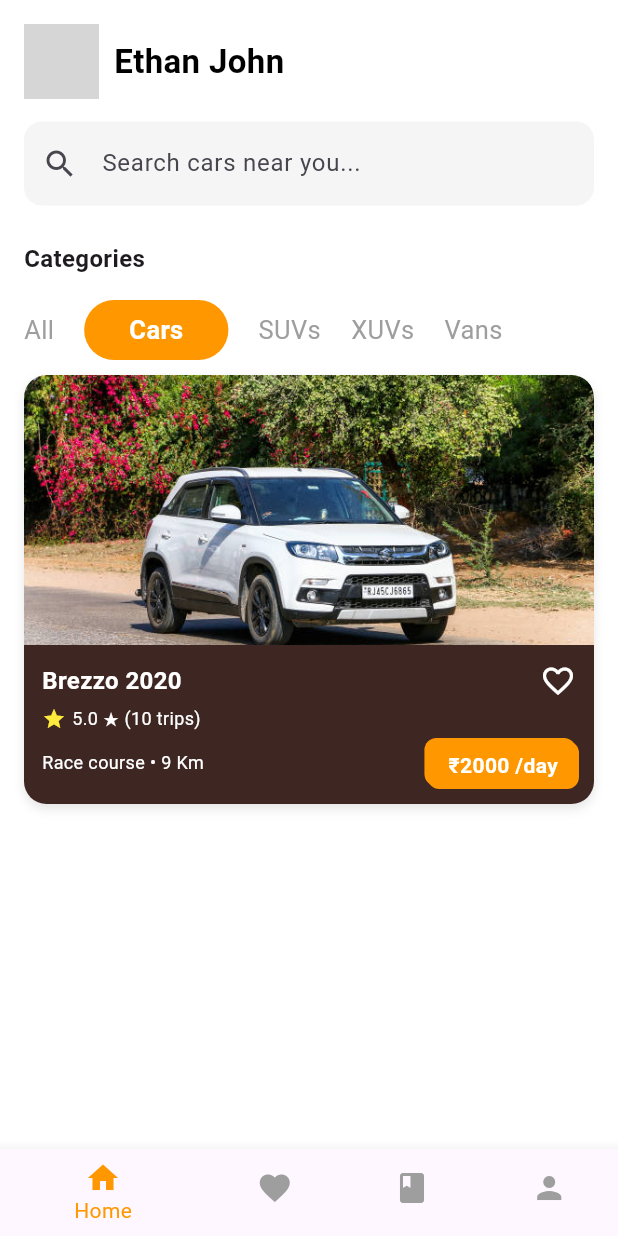
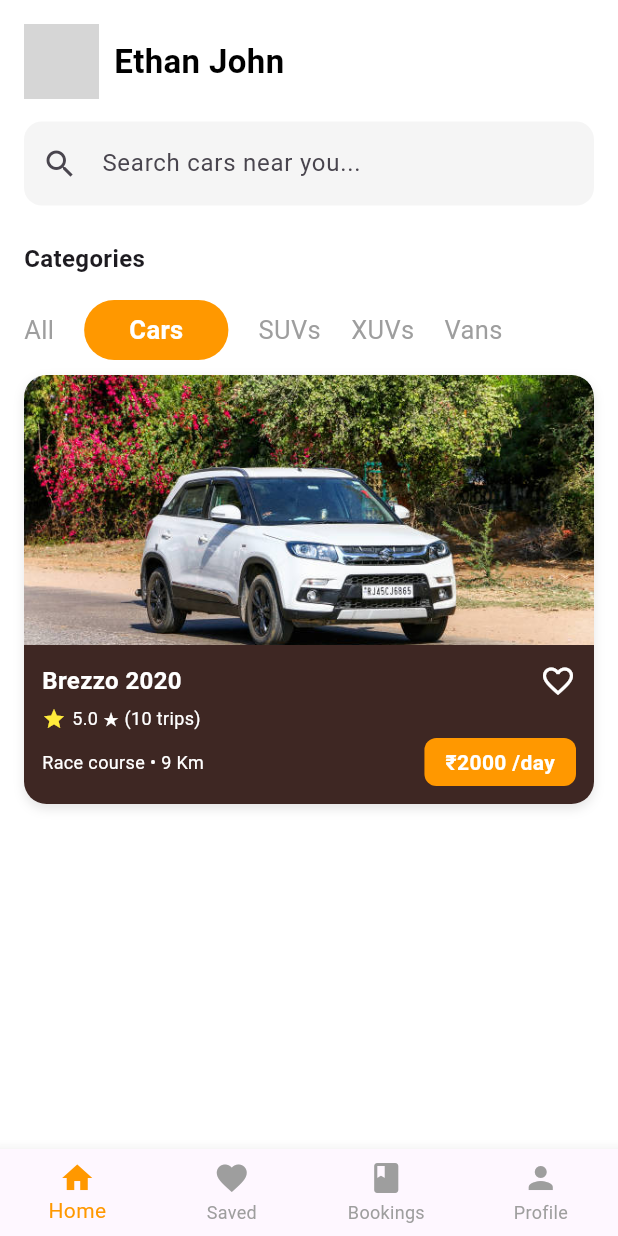
Before and after one commit to Deep-Kacha/Car_Rent_App, a Flutter app: the screen it shows after launch, after a tap on "Cars", on a phone screen of 412 x 824 dp. Run offline on Flutter 3.47's test engine with Material 3 defaults, Android fonts, the phone set to English and light mode, and no system bars; network calls fail; grey boxes are pictures that could not be loaded.

Commit message:
create bottom navigaton bar in home page

```diff
--- a/car_rental_project/lib/Home Page/home_page.dart
+++ b/car_rental_project/lib/Home Page/home_page.dart
@@ -6,6 +6,8 @@ class HomePage extends StatefulWidget {
 }
 
 class _HomePageState extends State<HomePage> {
+  int selectedIndex = 0; // 👈 add this
+
   final List<String> categories = ["All", "Cars", "SUVs", "XUVs", "Vans"];
 
   final List<Map<String, String>> cars = [
@@ -31,17 +33,25 @@ class _HomePageState extends State<HomePage> {
 
   String selectedCategory = "All";
 
+  final List<Widget> pages = [
+    Center(child: Text("❤️ Saved Cars")),
+    Center(child: Text("📖 My Bookings")),
+    Center(child: Text("👤 Profile")),
+  ];
+
   @override
   Widget build(BuildContext context) {
-    // Filter cars based on selected category
     List<Map<String, String>> filteredCars = selectedCategory == "All"
         ? cars
         : cars.where((car) => car["category"] == selectedCategory).toList();
 
     return Scaffold(
       backgroundColor: Colors.white,
+
+      // ✅ Show correct page based on selectedIndex
       body: SafeArea(
-        child: Column(
+        child: selectedIndex == 0
+            ? Column(
                 crossAxisAlignment: CrossAxisAlignment.start,
                 children: [
                   // Profile and Search
@@ -91,7 +101,10 @@ class _HomePageState extends State<HomePage> {
                     padding: const EdgeInsets.all(16),
                     child: Text(
                       "Categories",
-                style: TextStyle(fontSize: 16, fontWeight: FontWeight.bold),
+                      style: TextStyle(
+                        fontSize: 16,
+                        fontWeight: FontWeight.bold,
+                      ),
                     ),
                   ),
                   SizedBox(
@@ -113,7 +126,10 @@ class _HomePageState extends State<HomePage> {
                           child: Container(
                             margin: EdgeInsets.only(right: 20),
                             padding: isSelected
-                          ? EdgeInsets.symmetric(horizontal: 30, vertical: 8)
+                                ? EdgeInsets.symmetric(
+                                    horizontal: 30,
+                                    vertical: 8,
+                                  )
                                 : EdgeInsets.zero,
                             decoration: isSelected
                                 ? BoxDecoration(
@@ -129,9 +145,7 @@ class _HomePageState extends State<HomePage> {
                                 fontWeight: isSelected
                                     ? FontWeight.bold
                                     : FontWeight.normal,
-                          color: isSelected
-                              ? Colors.white
-                              : Colors.grey, // ✅ white text for selected
+                                color: isSelected ? Colors.white : Colors.grey,
                               ),
                             ),
                           ),
@@ -155,7 +169,6 @@ class _HomePageState extends State<HomePage> {
                             padding: EdgeInsets.symmetric(horizontal: 16),
                             itemCount: filteredCars.length,
                             itemBuilder: (context, index) {
-                        // Inside ListView.builder itemBuilder:
                               return Container(
                                 margin: EdgeInsets.only(bottom: 16),
                                 decoration: BoxDecoration(
@@ -169,12 +182,9 @@ class _HomePageState extends State<HomePage> {
                                     ),
                                   ],
                                 ),
-                          child: Stack(
-                            children: [
-                              Column(
+                                child: Column(
                                   crossAxisAlignment: CrossAxisAlignment.start,
                                   children: [
-                                  // Car Image
                                     ClipRRect(
                                       borderRadius: BorderRadius.only(
                                         topLeft: Radius.circular(15),
@@ -187,12 +197,10 @@ class _HomePageState extends State<HomePage> {
                                         fit: BoxFit.cover,
                                       ),
                                     ),
-
-
                                     Container(
                                       width: double.infinity,
                                       decoration: BoxDecoration(
-                                      color: Color(0xFF3E2723), // dark brown
+                                        color: Color(0xFF3E2723),
                                         borderRadius: BorderRadius.only(
                                           bottomLeft: Radius.circular(15),
                                           bottomRight: Radius.circular(15),
@@ -203,7 +211,6 @@ class _HomePageState extends State<HomePage> {
                                         crossAxisAlignment:
                                             CrossAxisAlignment.start,
                                         children: [
-                                        // Car name + like button
                                           Row(
                                             mainAxisAlignment:
                                                 MainAxisAlignment.spaceBetween,
@@ -223,8 +230,6 @@ class _HomePageState extends State<HomePage> {
                                             ],
                                           ),
                                           SizedBox(height: 4),
-
-                                        // Rating
                                           Row(
                                             children: [
                                               Icon(
@@ -234,7 +239,7 @@ class _HomePageState extends State<HomePage> {
                                               ),
                                               SizedBox(width: 4),
                                               Text(
-                                              "5.0 ★ (10 trips)", // later make dynamic
+                                                "5.0 ★ (10 trips)",
                                                 style: TextStyle(
                                                   color: Colors.white,
                                                   fontSize: 12,
@@ -243,8 +248,6 @@ class _HomePageState extends State<HomePage> {
                                             ],
                                           ),
                                           SizedBox(height: 4),
-
-                                        // ✅ Location + Price row
                                           Row(
                                             mainAxisAlignment:
                                                 MainAxisAlignment.spaceBetween,
@@ -282,44 +285,26 @@ class _HomePageState extends State<HomePage> {
                                     ),
                                   ],
                                 ),
-
-                              // Price tag floating at bottom-right
-                              Positioned(
-                                bottom: 10,
-                                right: 10,
-                                child: Container(
-                                  padding: EdgeInsets.symmetric(
-                                    horizontal: 14,
-                                    vertical: 6,
-                                  ),
-                                  decoration: BoxDecoration(
-                                    color: Colors.orange,
-                                    borderRadius: BorderRadius.circular(8),
-                                  ),
-                                  child: Text(
-                                    "₹2000 /day",
-                                    style: TextStyle(
-                                      color: Colors.white,
-                                      fontWeight: FontWeight.bold,
-                                      fontSize: 14,
-                                    ),
-                                  ),
-                                ),
-                              ),
-                            ],
-                          ),
                               );
                             },
                           ),
                   ),
                 ],
-        ),
+              )
+            : pages[selectedIndex - 1], // ✅ show Saved, Bookings, Profile
       ),
 
-      // Bottom Navigation
+      // ✅ Bottom Navigation
       bottomNavigationBar: BottomNavigationBar(
+        currentIndex: selectedIndex,
+        onTap: (index) {
+          setState(() {
+            selectedIndex = index;
+          });
+        },
         selectedItemColor: Colors.orange,
         unselectedItemColor: Colors.grey,
+        type: BottomNavigationBarType.fixed,
         items: [
           BottomNavigationBarItem(icon: Icon(Icons.home), label: "Home"),
           BottomNavigationBarItem(icon: Icon(Icons.favorite), label: "Saved"),
--- a/car_rental_project/lib/main.dart
+++ b/car_rental_project/lib/main.dart
@@ -1,5 +1,5 @@
 import 'package:car_rental_project/Home%20Page/home_page.dart';
-import 'package:car_rental_project/authentication/Screens/login.dart';
+// import 'package:car_rental_project/authentication/Screens/login.dart';
 import 'package:flutter/material.dart';
 
 void main() {
```
Lines whose indentation alone changed are shown as unchanged.
